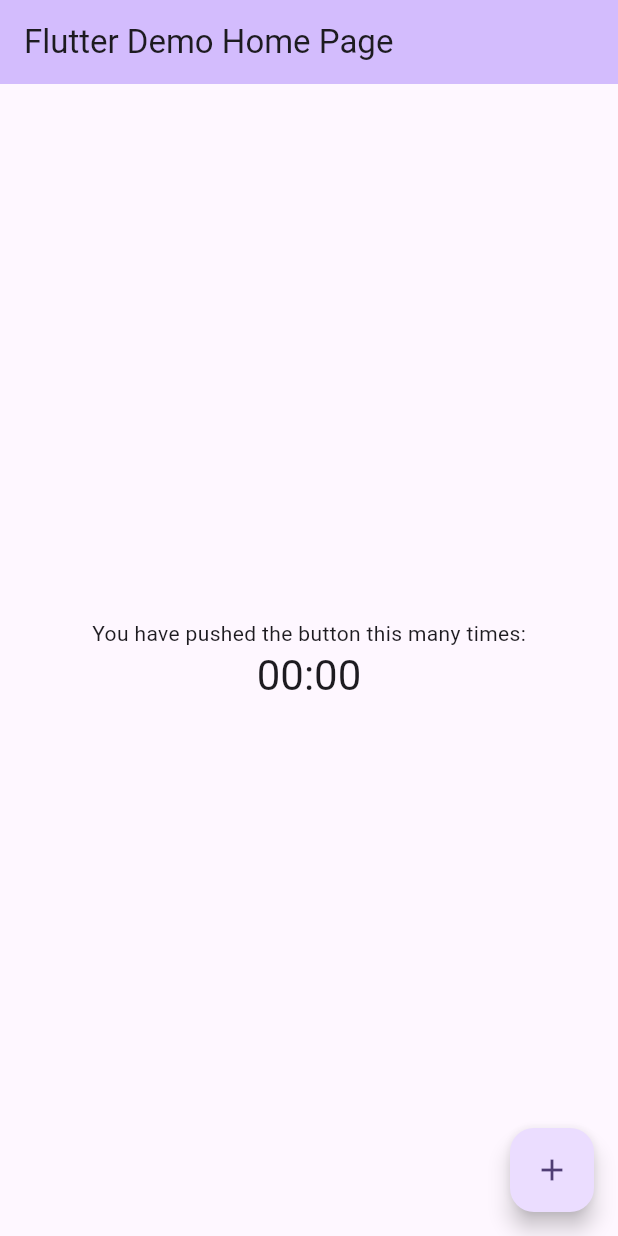
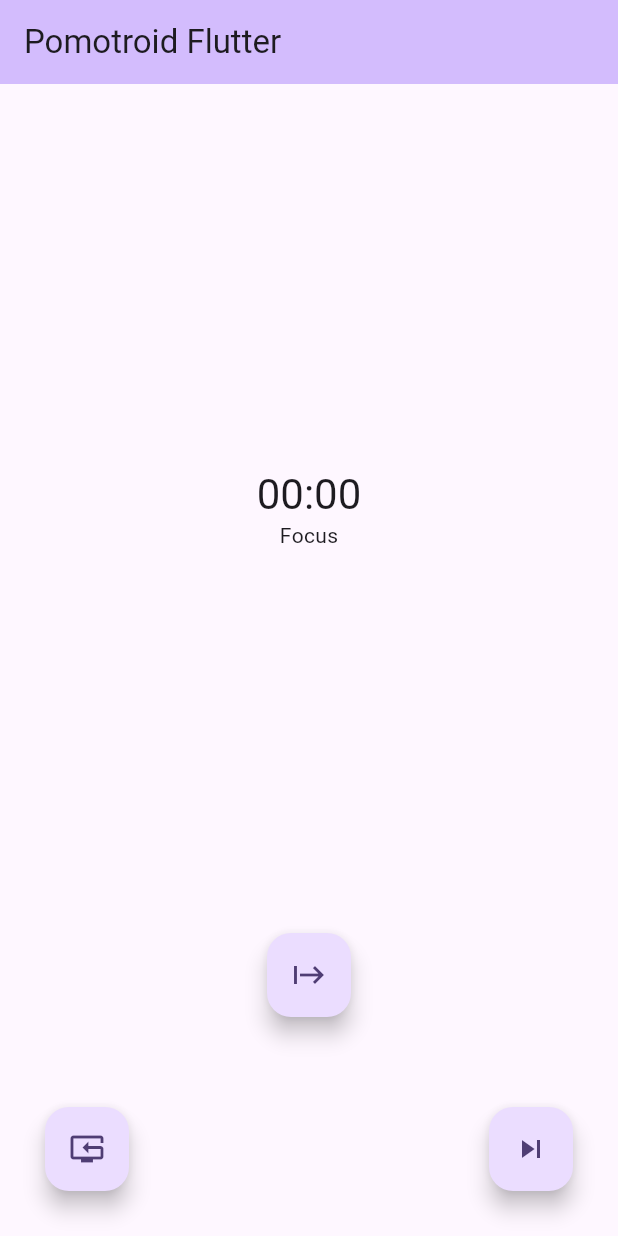
Before and after one commit to ZhangYeSong/pomotroid-flutter, a Flutter app: the screen it shows after launch, on a phone screen of 412 x 824 dp. Run offline on Flutter 3.47's test engine with Material 2 defaults, Android fonts, the light colour scheme and no system bars.

Commit message:
layout main buttons

```diff
--- a/lib/main.dart
+++ b/lib/main.dart
@@ -58,12 +58,12 @@
     return ChangeNotifierProvider(
         create: (context) => TimeState(),
         child: MaterialApp(
-          title: 'Flutter Demo',
+          title: 'Pomotroid Flutter',
           theme: ThemeData(
             colorScheme: ColorScheme.fromSeed(seedColor: Colors.deepPurple),
             useMaterial3: true,
           ),
-          home: const MyHomePage(title: 'Flutter Demo Home Page'),
+          home: const MyHomePage(title: 'Pomotroid Flutter'),
         ));
   }
 }
@@ -85,20 +85,40 @@
         backgroundColor: Theme.of(context).colorScheme.inversePrimary,
         title: Text(widget.title),
       ),
-      body: Center(
-        child: Column(
-          mainAxisAlignment: MainAxisAlignment.center,
-          children: <Widget>[
-            const Text(
-              'You have pushed the button this many times:',
+      body: Column(
+        children: <Widget>[
+          Expanded(
+              child: Center(
+            child: Column(
+              mainAxisSize: MainAxisSize.min,
+              children: [
+                WatchWiget(),
+                const Text('Focus'),
+              ],
             ),
-            WatchWiget(),
-          ],
-        ),
-      ),
-      floatingActionButton: FloatingActionButton(
-        onPressed: () => timeState._startTimer(),
-        child: const Icon(Icons.add),
+          )),
+          FloatingActionButton(
+            onPressed: () => timeState._startTimer(),
+            child: const Icon(Icons.start),
+          ),
+          const SizedBox(height: 60),
+          Row(
+            children: [
+              const SizedBox(width: 30),
+              FloatingActionButton(
+                onPressed: () => timeState._startTimer(),
+                child: const Icon(Icons.reset_tv),
+              ),
+              const Expanded(child: SizedBox()),
+              FloatingActionButton(
+                onPressed: () => timeState._startTimer(),
+                child: const Icon(Icons.skip_next),
+              ),
+              const SizedBox(width: 30),
+            ],
+          ),
+          const SizedBox(height: 30)
+        ],
       ),
     );
   }
```
